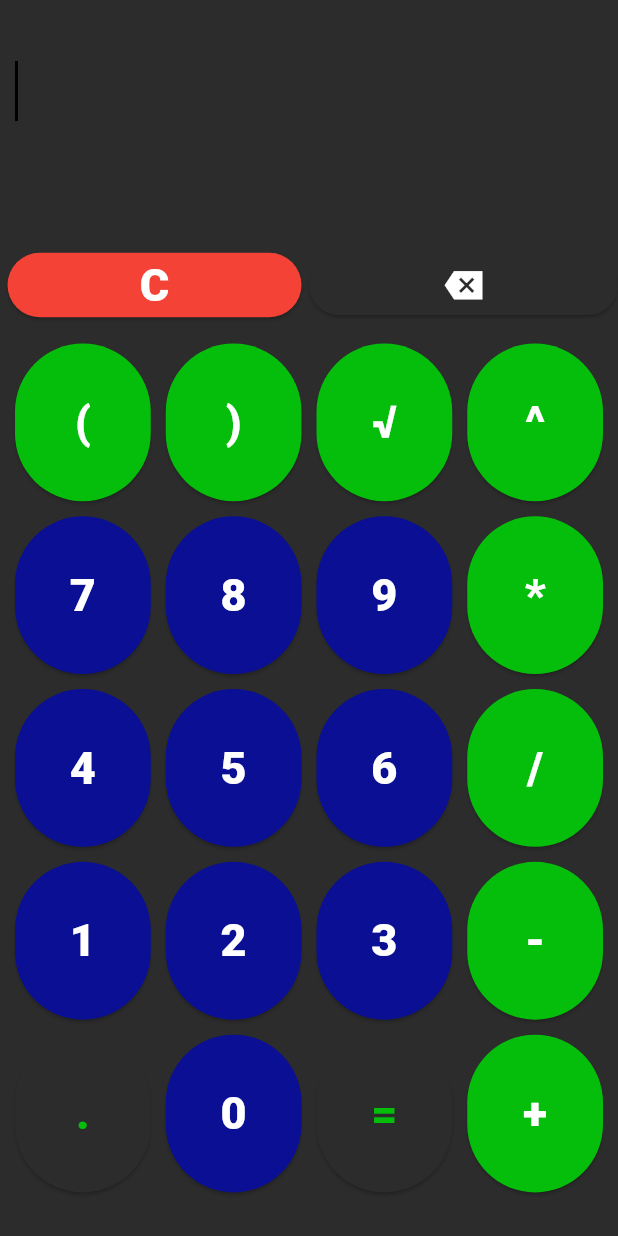
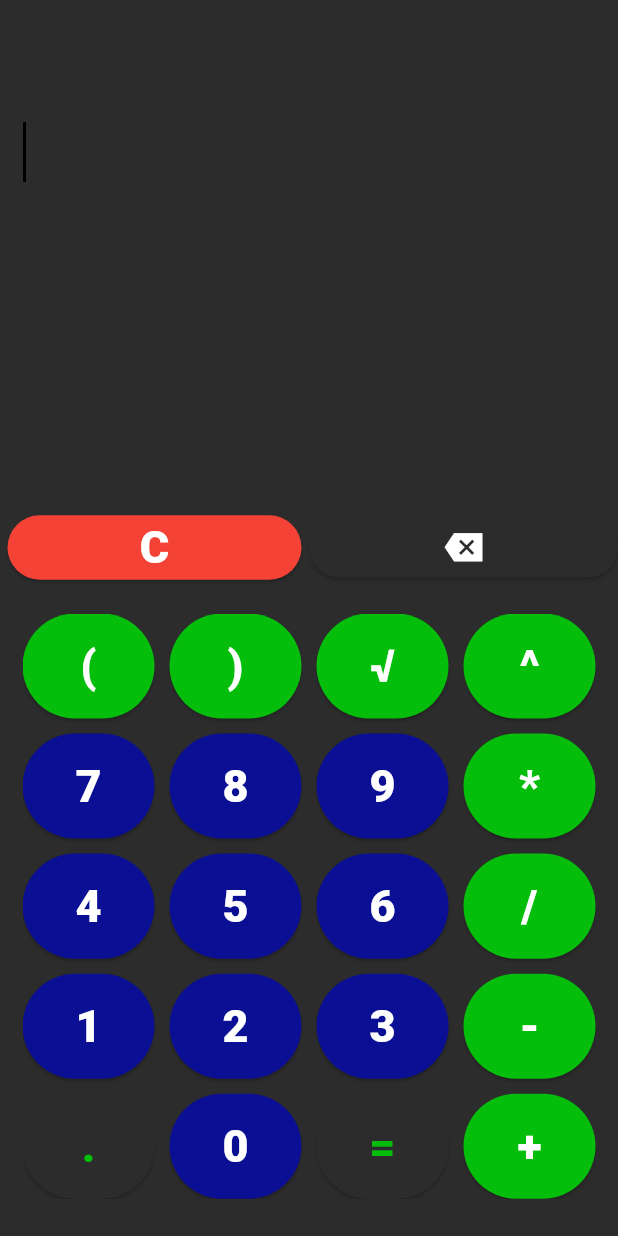
Before and after one commit to MarwanGhareeb/Calculator, a Flutter app: the screen it shows after launch, on a phone screen of 412 x 824 dp. Run offline on Flutter 3.47's test engine with Material 3 defaults, Android fonts, the phone set to English and light mode, and no system bars.

Commit message:
Icon App added

```diff
--- a/lib/button.dart
+++ b/lib/button.dart
@@ -28,6 +28,7 @@ class Button extends StatelessWidget {
           () => icon == null
               ? insertEquation(context, char)
               : deleteAtCursor(context),
+      onLongPress: () => icon != null ? controller(context).text = '' : null,
       child:
           icon ??
           Text(
--- a/lib/home.dart
+++ b/lib/home.dart
@@ -65,13 +65,15 @@ class _HomeState extends State<Home> {
   Widget build(BuildContext context) {
     return Scaffold(
       backgroundColor: black,
-      appBar: AppBar(backgroundColor: black, toolbarHeight: 20,),
+      appBar: AppBar(backgroundColor: black),
       body: EquationProvider(
         equation: _equation,
         child: Column(
           children: [
-            Padding(
-              padding: const EdgeInsets.all(10),
+            Expanded(
+              flex: 1,
+              child: Padding(
+                padding: const EdgeInsets.all(15),
                 child: TextField(
                   controller: _equation,
                   cursorWidth: 2,
@@ -88,22 +90,32 @@ class _HomeState extends State<Home> {
                   decoration: InputDecoration(border: InputBorder.none),
                 ),
               ),
-            Container(
+            ),
+            Expanded(
+              flex: 1,
+              child: Container(
                 alignment: Alignment.centerRight,
                 color: black,
-                height: 60,
                 child: SingleChildScrollView(
                   scrollDirection: Axis.horizontal,
                   child: Text(
-                    "${output == null ? '' : output == output!.toInt() ? output!.toInt() : output}  ",
-                    style: TextStyle(color: green, fontSize: 27, fontWeight: FontWeight.bold),
+                    "${output == null
+                        ? ''
+                        : output == output!.toInt()
+                        ? output!.toInt()
+                        : output}  ",
+                    style: TextStyle(
+                      color: green,
+                      fontSize: 27,
+                      fontWeight: FontWeight.bold,
+                    ),
+                  ),
                 ),
               ),
             ),
             Row(
               children: [
                 Expanded(
-                  flex: 1,
                   child: Padding(
                     padding: const EdgeInsets.all(5),
                     child: Button(
@@ -117,19 +129,15 @@ class _HomeState extends State<Home> {
                   ),
                 ),
                 Expanded(
-                  flex: 1,
                   child: Button(
                     char: '',
-                    icon: Icon(
-                      Icons.backspace_sharp,
-                      color: white,
-                      size: 25,
-                    ),
+                    icon: Icon(Icons.backspace_sharp, color: white, size: 25),
                   ),
                 ),
               ],
             ),
             Expanded(
+              flex: 3,
               child: LayoutBuilder(
                 builder: (context, constraints) {
                   int crossAxisCount = 4;
@@ -143,7 +151,7 @@ class _HomeState extends State<Home> {
                       (constraints.maxWidth - (crossAxisCount - 1) * spacing) /
                       crossAxisCount;
                   return Padding(
-                    padding: const EdgeInsets.all(10),
+                    padding: const EdgeInsets.all(15),
                     child: GridView.builder(
                       physics: NeverScrollableScrollPhysics(),
                       itemCount: buttons.length,
--- a/lib/main.dart
+++ b/lib/main.dart
@@ -17,6 +17,10 @@ class _MyAppState extends State<MyApp> {
   Widget build(BuildContext context) {
     return MaterialApp(
       debugShowCheckedModeBanner: false,
+      theme: ThemeData(
+        primarySwatch: Colors.blue,
+        scaffoldBackgroundColor: Colors.black,
+      ),
       home: Home(),
     );
   }
```
Also changed, not shown: lib/calculator.dart (+26 -25 lines), 33 other files. Lines whose indentation alone changed are shown as unchanged.
